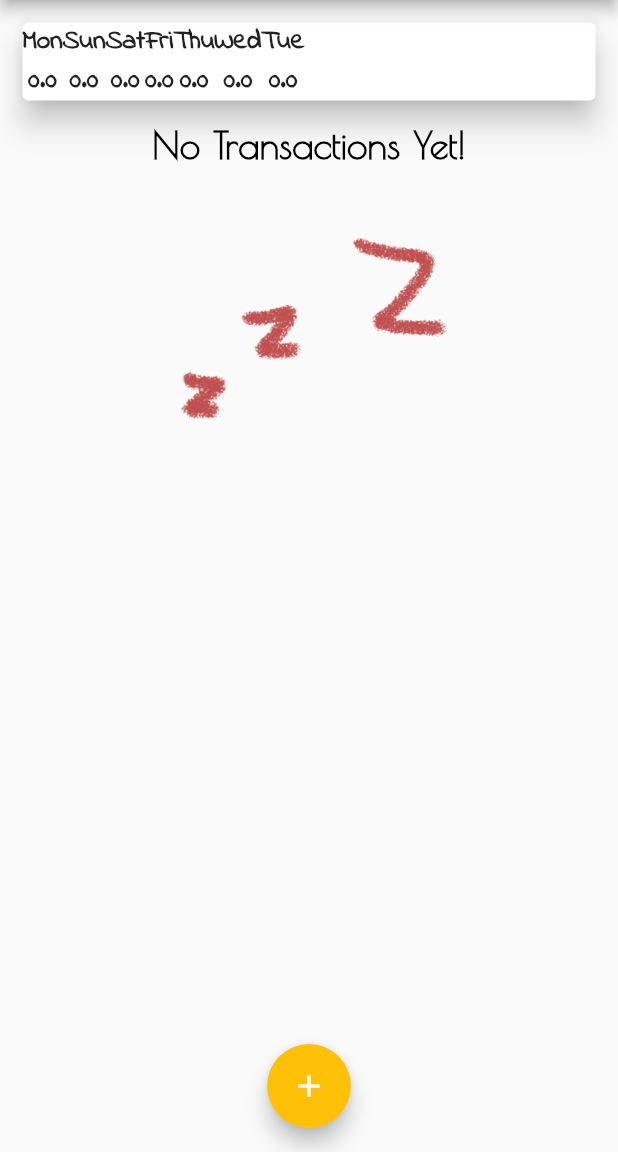
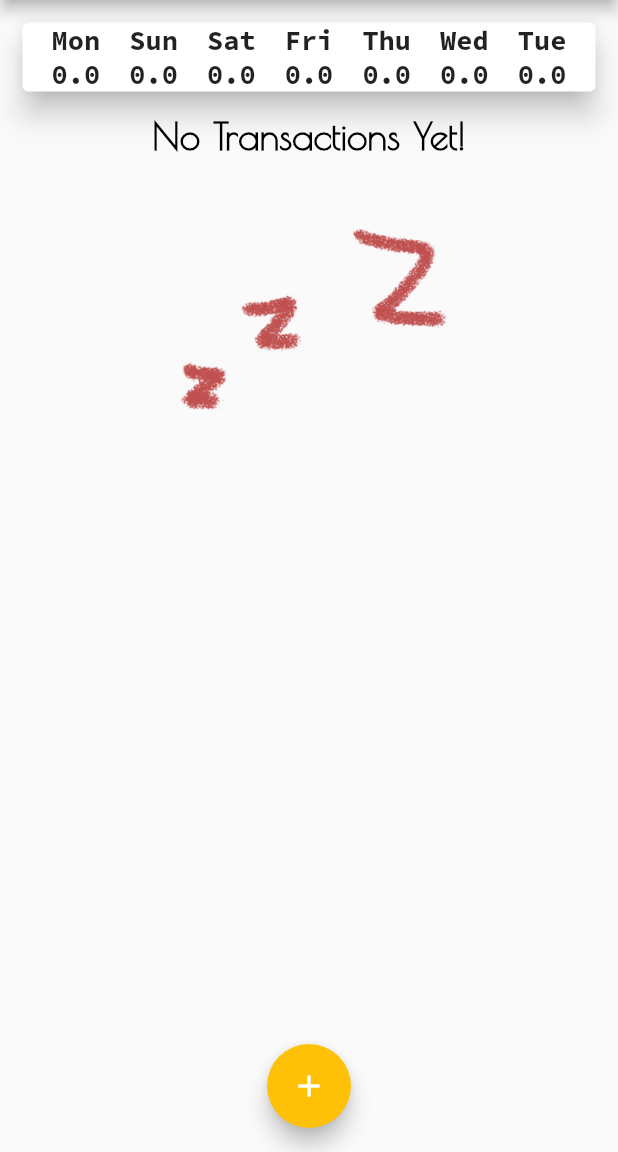
Before and after one commit to Toxicann/Expenses_Planner, a Flutter app: the screen it shows after launch, on a phone screen of 412 x 824 dp, the part 84-1236 px from its top. Run offline on Flutter 3.47's test engine with Material 2 defaults, Android fonts, the phone set to English and light mode, and no system bars.

Commit message:
added new font

```diff
--- a/lib/main.dart
+++ b/lib/main.dart
@@ -18,7 +18,6 @@ class MyApp extends StatelessWidget {
       debugShowCheckedModeBanner: false,
       title: 'Expenses Tracker',
       theme: ThemeData(
-        fontFamily: 'IndieFlower',
         colorScheme: ColorScheme.fromSwatch()
             .copyWith(primary: Colors.deepPurple, secondary: Colors.amber),
         appBarTheme: const AppBarTheme(
@@ -35,7 +34,7 @@ class MyApp extends StatelessWidget {
                 fontWeight: FontWeight.bold,
               ),
               bodyText2: const TextStyle(
-                fontFamily: 'IndieFlower',
+                fontFamily: 'SourceCodePro',
                 fontSize: 18,
                 fontWeight: FontWeight.bold,
               ),
--- a/lib/widgets/chart.dart
+++ b/lib/widgets/chart.dart
@@ -34,6 +34,7 @@ class Chart extends StatelessWidget {
       margin: const EdgeInsets.all(15),
       elevation: 8,
       child: Row(
+        mainAxisAlignment: MainAxisAlignment.spaceEvenly,
         children: groupedTransactions.map((e) {
           return Column(
             children: <Widget>[
--- a/pubspec.yaml
+++ b/pubspec.yaml
@@ -85,6 +85,10 @@ flutter:
         - asset: assets/fonts/PoiretOne-Regular.ttf
           weight: 400
 
+    - family: SourceCodePro
+      fonts:
+        - asset: assets/fonts/SourceCodePro-VariableFont_wght.ttf
+
   #
   # For details regarding fonts from package dependencies,
   # see https://flutter.dev/custom-fonts/#from-packages
```
Also changed, not shown: assets/fonts/SourceCodePro-VariableFont_wght.ttf (added).
